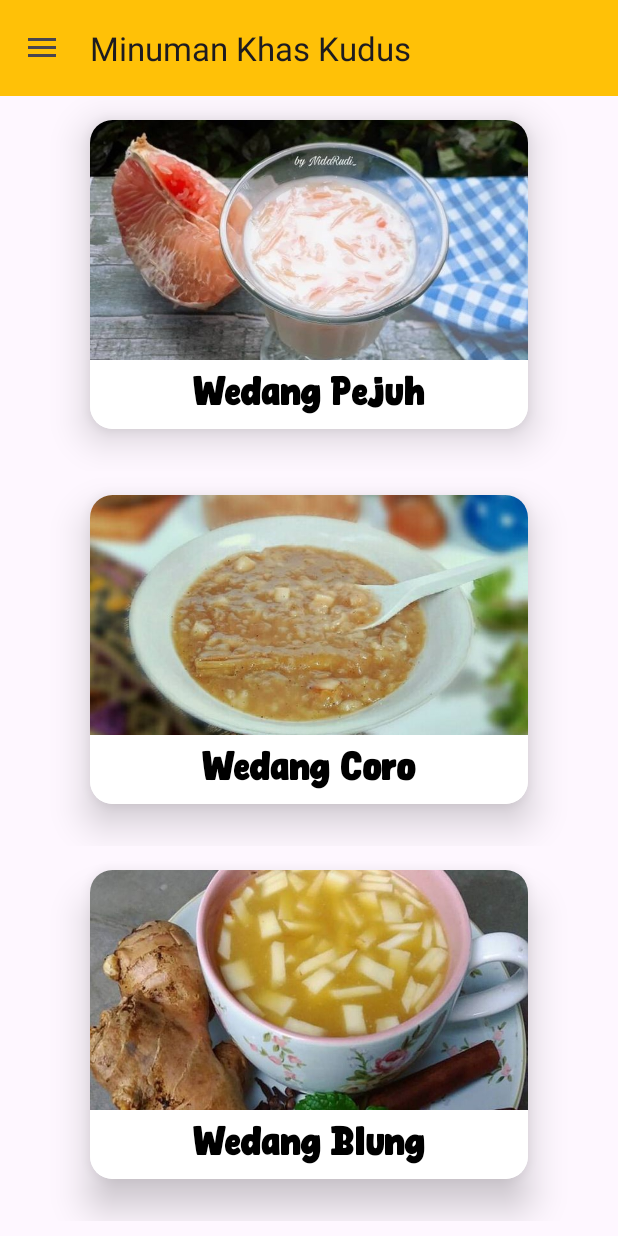
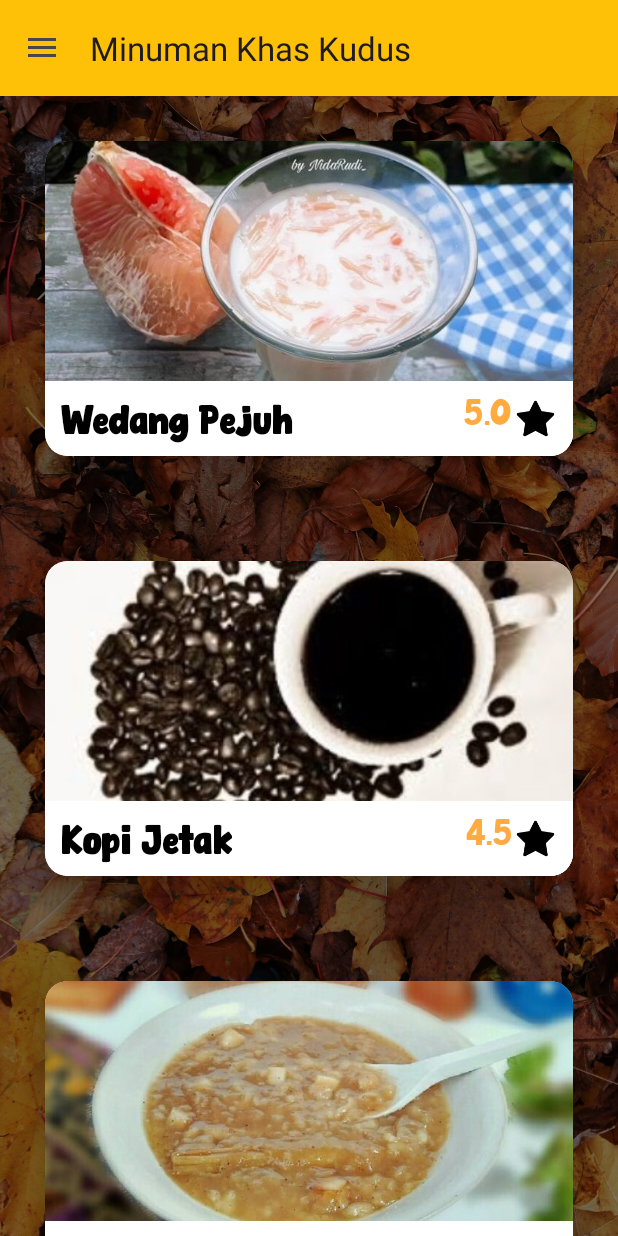
Before and after one commit to evanmaxsalmina/NavDrawer, an Android app: the screen it shows after launch (MainActivity), in the side drawer, after a tap on "Minuman Khas", on a phone screen of 412 x 824 dp. Run offline under Robolectric (Android 15) with nearby library versions, the phone set to English and light mode, and no system bars.

Commit message:
Initial commit

```diff
--- a/app/src/main/java/com/example/hamburger/Item.java
+++ b/app/src/main/java/com/example/hamburger/Item.java
@@ -3,14 +3,23 @@ package com.example.hamburger;
 public class Item {
 
     private String nama;
-
+    private String rating;
     private int gambar;
 
-    public Item(int gambar, String nama) {
+    public Item(String nama, String rating, int gambar) {
+
+        this.nama = nama;
         this.gambar = gambar;
-        this.nama = nama;
+        this.rating = rating;
     }
 
+    public String getRating() {
+        return rating;
+    }
+
+    public void setRating(String rating) {
+        this.rating = rating;
+    }
     public int getGambar() {
         return gambar;
     }
--- a/app/src/main/java/com/example/hamburger/ItemAdapter.java
+++ b/app/src/main/java/com/example/hamburger/ItemAdapter.java
@@ -35,6 +35,7 @@ public class ItemAdapter extends RecyclerView.Adapter<ItemAdapter.ViewHolder> {
         Item item= datalist.get(position);
         holder.textNama.setText(item.getNama());
         holder.imageGambar.setImageResource(item.getGambar());
+        holder.textRating.setText(item.getRating());
     }
 
     @Override
@@ -47,10 +48,13 @@ public class ItemAdapter extends RecyclerView.Adapter<ItemAdapter.ViewHolder> {
         TextView textNama;
         ImageView imageGambar;
 
+        TextView textRating;
+
         public ViewHolder(@NonNull View itemView) {
             super(itemView);
             textNama = itemView.findViewById(R.id.nama);
             imageGambar = itemView.findViewById(R.id.gambar);
+            textRating = itemView.findViewById(R.id.textRating);
         }
     }
 
--- a/app/src/main/java/com/example/hamburger/fragments/MakananFavorite.java
+++ b/app/src/main/java/com/example/hamburger/fragments/MakananFavorite.java
@@ -35,12 +35,12 @@ public class MakananFavorite extends Fragment implements ItemAdapter.ItemClickLi
         recyclerView = view.findViewById(R.id.rvList3);
         dataList = new ArrayList<>();
 
-        dataList.add(new Item(R.drawable.lentog, "Lentog Tanjung"));
-        dataList.add(new Item(R.drawable.kopijetak, "Kopi Jetak"));
-        dataList.add(new Item(R.drawable.gongso, "Ayam Gongso"));
-        dataList.add(new Item(R.drawable.blung, "Wedang Blung"));
-        dataList.add(new Item(R.drawable.pindang, "Pindang Kerbau"));
-        dataList.add(new Item(R.drawable.parijoto, "Jus Parijoto"));
+        dataList.add(new Item("Lentog Tanjung", "5.0", R.drawable.lentog));
+        dataList.add(new Item("Kopi Jetak", "4.5", R.drawable.kopijetak));
+        dataList.add(new Item("Ayam Gongso", "4.5", R.drawable.gongso));
+        dataList.add(new Item("Wedang Blung", "4.5", R.drawable.blung));
+        dataList.add(new Item("Pindang Kerbau", "4.5", R.drawable.pindang));
+        dataList.add(new Item("Jus Parijoto", "5.0", R.drawable.parijoto));
 
 
         adapter = new ItemAdapter(dataList, getContext());
--- a/app/src/main/java/com/example/hamburger/fragments/MakananKhas.java
+++ b/app/src/main/java/com/example/hamburger/fragments/MakananKhas.java
@@ -35,12 +35,12 @@ public class MakananKhas extends Fragment implements ItemAdapter.ItemClickListen
         recyclerView = view.findViewById(R.id.rvList);
         dataList = new ArrayList<>();
 
-        dataList.add(new Item(R.drawable.lentog, "Lentog Tanjung"));
-        dataList.add(new Item(R.drawable.opor, "Opor Sungginan"));
-        dataList.add(new Item(R.drawable.pindang, "Pindang Kerbau"));
-        dataList.add(new Item(R.drawable.gongso, "Ayam Gongso"));
-        dataList.add(new Item(R.drawable.jangkrik, "Nasi Jangkrik"));
-        dataList.add(new Item(R.drawable.lepet, "Lepet"));
+        dataList.add(new Item("Lentog Tanjung", "5.0", R.drawable.lentog));
+        dataList.add(new Item("Opor Sungginan", "4.5", R.drawable.opor));
+        dataList.add(new Item("Ayam Gongso", "4.5", R.drawable.gongso));
+        dataList.add(new Item("Nasi Jangkrik", "4.5", R.drawable.jangkrik));
+        dataList.add(new Item("Pindang Kerbau", "4.5", R.drawable.pindang));
+        dataList.add(new Item("Lepet", "5.0", R.drawable.lepet));
 
 
         adapter = new ItemAdapter(dataList, getContext());
--- a/app/src/main/java/com/example/hamburger/fragments/MinumanKhas.java
+++ b/app/src/main/java/com/example/hamburger/fragments/MinumanKhas.java
@@ -35,12 +35,12 @@ public class MinumanKhas extends Fragment implements ItemAdapter.ItemClickListen
         recyclerView = view.findViewById(R.id.rvList2);
         dataList = new ArrayList<>();
 
-        dataList.add(new Item(R.drawable.pejuh, "Wedang Pejuh"));
-        dataList.add(new Item(R.drawable.coro, "Wedang Coro"));
-        dataList.add(new Item(R.drawable.blung, "Wedang Blung"));
-        dataList.add(new Item(R.drawable.kopijetak, "Kopi Jetak"));
-        dataList.add(new Item(R.drawable.tisane, "Tisane"));
-        dataList.add(new Item(R.drawable.parijoto, "Jus Parijoto"));
+        dataList.add(new Item("Wedang Pejuh", "5.0", R.drawable.pejuh));
+        dataList.add(new Item("Kopi Jetak", "4.5", R.drawable.kopijetak));
+        dataList.add(new Item("Wedang Coro", "4.5", R.drawable.coro));
+        dataList.add(new Item("Wedang Blung", "4.5", R.drawable.blung));
+        dataList.add(new Item("Tisane", "4.5", R.drawable.tisane));
+        dataList.add(new Item("Jus Parijoto", "5.0", R.drawable.parijoto));
 
 
         adapter = new ItemAdapter(dataList, getContext());
--- a/app/src/main/res/layout/activity_makanan_favorite.xml
+++ b/app/src/main/res/layout/activity_makanan_favorite.xml
@@ -3,7 +3,8 @@
     xmlns:android="http://schemas.android.com/apk/res/android"
     xmlns:tools="http://schemas.android.com/tools"
     android:layout_width="match_parent"
-    android:layout_height="match_parent">
+    android:layout_height="match_parent"
+    android:background="@drawable/bge">
 
     <androidx.recyclerview.widget.RecyclerView
         android:layout_width="match_parent"
--- a/app/src/main/res/layout/activity_makanan_khas.xml
+++ b/app/src/main/res/layout/activity_makanan_khas.xml
@@ -3,7 +3,8 @@
     xmlns:android="http://schemas.android.com/apk/res/android"
     xmlns:tools="http://schemas.android.com/tools"
     android:layout_width="match_parent"
-    android:layout_height="match_parent">
+    android:layout_height="match_parent"
+    android:background="@drawable/bge">
 
     <androidx.recyclerview.widget.RecyclerView
         android:layout_width="match_parent"
--- a/app/src/main/res/layout/activity_minuman_khas.xml
+++ b/app/src/main/res/layout/activity_minuman_khas.xml
@@ -3,7 +3,8 @@
     xmlns:android="http://schemas.android.com/apk/res/android"
     xmlns:tools="http://schemas.android.com/tools"
     android:layout_width="match_parent"
-    android:layout_height="match_parent">
+    android:layout_height="match_parent"
+    android:background="@drawable/bge">
 
     <androidx.recyclerview.widget.RecyclerView
         android:layout_width="match_parent"
--- a/app/src/main/res/layout/item.xml
+++ b/app/src/main/res/layout/item.xml
@@ -1,7 +1,7 @@
 <?xml version="1.0" encoding="utf-8"?>
 <RelativeLayout xmlns:android="http://schemas.android.com/apk/res/android"
     android:layout_width="match_parent"
-    android:layout_height="250dp"
+    android:layout_height="280dp"
     xmlns:app="http://schemas.android.com/apk/res-auto"
     android:orientation="horizontal">
 
@@ -9,8 +9,9 @@
         android:id="@+id/cardView"
         android:layout_width="match_parent"
         android:layout_height="wrap_content"
+        android:layout_margin="30dp"
         android:layout_marginTop="16dp"
-        android:layout_marginHorizontal="60dp"
+        android:layout_marginHorizontal="16dp"
         app:cardCornerRadius="15dp"
         app:cardElevation="15dp">
 
@@ -30,34 +31,47 @@
                 android:layout_width="match_parent"
                 android:layout_height="wrap_content"
                 android:orientation="horizontal"
-                android:padding="10dp"
                 android:paddingStart="10dp"
                 android:background="@color/white">
-
-                <LinearLayout
-                    android:layout_width="0dp"
-                    android:layout_height="wrap_content"
-                    android:layout_weight="1"
-                    android:orientation="horizontal"/>
 
                 <TextView
                     android:id="@+id/nama"
                     android:layout_width="wrap_content"
                     android:layout_height="wrap_content"
-                    android:layout_gravity="center"
                     android:hint="Name"
                     android:textSize="25dp"
+                    android:layout_marginTop="15dp"
                     android:textColor="@color/black"
                     android:fontFamily="@font/catcomic"
                     android:textStyle="bold"/>
 
                 <LinearLayout
-                    android:layout_width="0dp"
+                    android:layout_width="match_parent"
                     android:layout_height="wrap_content"
-                    android:layout_weight="1"
-                    android:orientation="horizontal"/>
+                    android:orientation="horizontal"
+                    android:layout_gravity="center_vertical"
+                    android:gravity="end"
+                    android:padding="10dp"
+                    android:paddingEnd="10dp"
+                    android:background="@color/white">
+
+                    <TextView
+                        android:id="@+id/textRating"
+                        android:layout_width="wrap_content"
+                        android:layout_height="wrap_content"
+                        android:hint="99"
+                        android:fontFamily="@font/catcomic"
+                        android:textColor="#FFAB40"
+                        android:textSize="24dp" />
+                    <ImageView
+                        android:layout_width="30dp"
+                        android:layout_height="30dp"
+                        android:src="@drawable/star"
+                        android:layout_gravity="center_vertical"/>
+                </LinearLayout>
 
             </LinearLayout>
+
 
         </LinearLayout>
 
```
Also changed, not shown: app/src/main/res/drawable/bge.jpeg (added), app/src/main/res/drawable/bgz.jpg (added), app/src/main/res/drawable/star.png (added).
